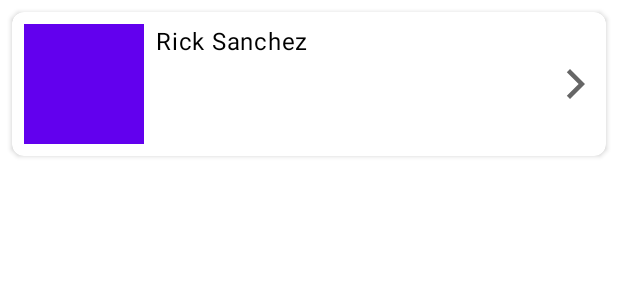
After one commit to sylv42240/Kotlin-Example-Project, an Android app: the layout view_character_item.xml on its own in the app's theme, with its tools: preview values and no code run, on a phone screen of 412 x 824 dp. The commit adds this screen. Shown: the top 300 px of the screen. Run offline under Robolectric (Android 15) with nearby library versions, the phone set to English and light mode, and no system bars.

Commit message:
[FEAT] Creating character recycler view #1

```diff
--- a/app/src/main/java/com/sgranjon/kotlinexampleproject/data/model/Character.kt
+++ b/app/src/main/java/com/sgranjon/kotlinexampleproject/data/model/Character.kt
@@ -3,9 +3,9 @@ package com.sgranjon.kotlinexampleproject.data.model
 data class Character(
     val id: Int,
     val name: String,
-    val status: String,
+    val status: CharacterStatus,
     val species: String,
     val type: String,
-    val gender: String,
+    val gender: CharacterGender,
     val image: String
 )
--- /dev/null
+++ b/app/src/main/res/drawable/ic_arrow_right.xml
@@ -0,0 +1,10 @@
+<vector xmlns:android="http://schemas.android.com/apk/res/android"
+    android:width="24dp"
+    android:height="24dp"
+    android:viewportWidth="24"
+    android:viewportHeight="24"
+    android:tint="?attr/colorControlNormal">
+  <path
+      android:fillColor="@android:color/white"
+      android:pathData="M5.88,4.12L13.76,12l-7.88,7.88L8,22l10,-10L8,2z"/>
+</vector>
--- /dev/null
+++ b/app/src/main/res/layout/view_character_item.xml
@@ -0,0 +1,54 @@
+<?xml version="1.0" encoding="utf-8"?>
+<androidx.cardview.widget.CardView xmlns:android="http://schemas.android.com/apk/res/android"
+    xmlns:app="http://schemas.android.com/apk/res-auto"
+    xmlns:tools="http://schemas.android.com/tools"
+    android:layout_width="match_parent"
+    android:layout_height="wrap_content"
+    android:layout_marginHorizontal="@dimen/base_margin"
+    android:layout_marginTop="@dimen/base_margin"
+    app:cardCornerRadius="@dimen/base_corner_radius">
+
+    <androidx.constraintlayout.widget.ConstraintLayout
+        android:layout_width="match_parent"
+        android:layout_height="match_parent"
+        android:background="?attr/selectableItemBackground">
+
+        <ImageView
+            android:id="@+id/view_character_item_image"
+            android:layout_width="@dimen/view_character_item_image_size"
+            android:layout_height="@dimen/view_character_item_image_size"
+            android:layout_margin="@dimen/base_margin"
+            android:contentDescription="@null"
+            app:layout_constraintBottom_toBottomOf="parent"
+            app:layout_constraintStart_toStartOf="parent"
+            app:layout_constraintTop_toTopOf="parent"
+            tools:src="?attr/colorPrimary" />
+
+        <com.google.android.material.textview.MaterialTextView
+            android:id="@+id/view_character_item_name"
+            android:layout_width="0dp"
+            android:layout_height="wrap_content"
+            android:layout_marginStart="@dimen/base_margin"
+            android:layout_marginTop="@dimen/base_margin"
+            android:textAppearance="?attr/textAppearanceBody1"
+            android:textColor="?attr/colorOnSecondary"
+            app:layout_constraintStart_toEndOf="@id/view_character_item_image"
+            app:layout_constraintTop_toTopOf="parent"
+            app:layout_constraintVertical_bias="0"
+            app:layout_constraintVertical_chainStyle="packed"
+            tools:text="Rick Sanchez" />
+
+        <ImageView
+            android:layout_width="wrap_content"
+            android:layout_height="wrap_content"
+            android:layout_marginEnd="@dimen/base_margin"
+            android:contentDescription="@null"
+            android:src="@drawable/ic_arrow_right"
+            app:layout_constraintBottom_toBottomOf="parent"
+            app:layout_constraintEnd_toEndOf="parent"
+            app:layout_constraintTop_toTopOf="parent" />
+
+
+    </androidx.constraintlayout.widget.ConstraintLayout>
+
+</androidx.cardview.widget.CardView>
--- a/app/src/main/res/values/dimens.xml
+++ b/app/src/main/res/values/dimens.xml
@@ -1,9 +1,12 @@
 <?xml version="1.0" encoding="utf-8"?>
 <resources>
-
     <!-- General -->
     <dimen name="base_margin">8dp</dimen>
     <dimen name="base_margin_double">16dp</dimen>
     <dimen name="base_elevation">4dp</dimen>
+    <dimen name="base_corner_radius">8dp</dimen>
+
+    <!-- Character Item -->
+    <dimen name="view_character_item_image_size">80dp</dimen>
 
 </resources>
```
Also changed, not shown: app/src/main/java/com/sgranjon/kotlinexampleproject/data/mapper/local/CharacterEntityDataMapper.kt (+5 -3 lines), app/src/main/java/com/sgranjon/kotlinexampleproject/data/mapper/local/CharacterGenderDataMapper.kt (added, +21 -0 lines), app/src/main/java/com/sgranjon/kotlinexampleproject/data/mapper/local/CharacterStatusDataMapper.kt (added, +19 -0 lines), app/src/main/java/com/sgranjon/kotlinexampleproject/data/model/CharacterGender.kt (added, +8 -0 lines), app/src/main/java/com/sgranjon/kotlinexampleproject/data/model/CharacterStatus.kt (added, +7 -0 lines), app/src/main/java/com/sgranjon/kotlinexampleproject/presentation/wrapper/CharacterViewDataWrapper.kt (+24 -2 lines), app/src/main/res/drawable/ic_status_alive.xml (added, +18 -0 lines), app/src/main/res/drawable/ic_status_dead.xml (added, +42 -0 lines), app/src/main/res/layout/activity_main.xml (+3 -4 lines), app/src/main/res/values/strings.xml (+10 -0 lines).
